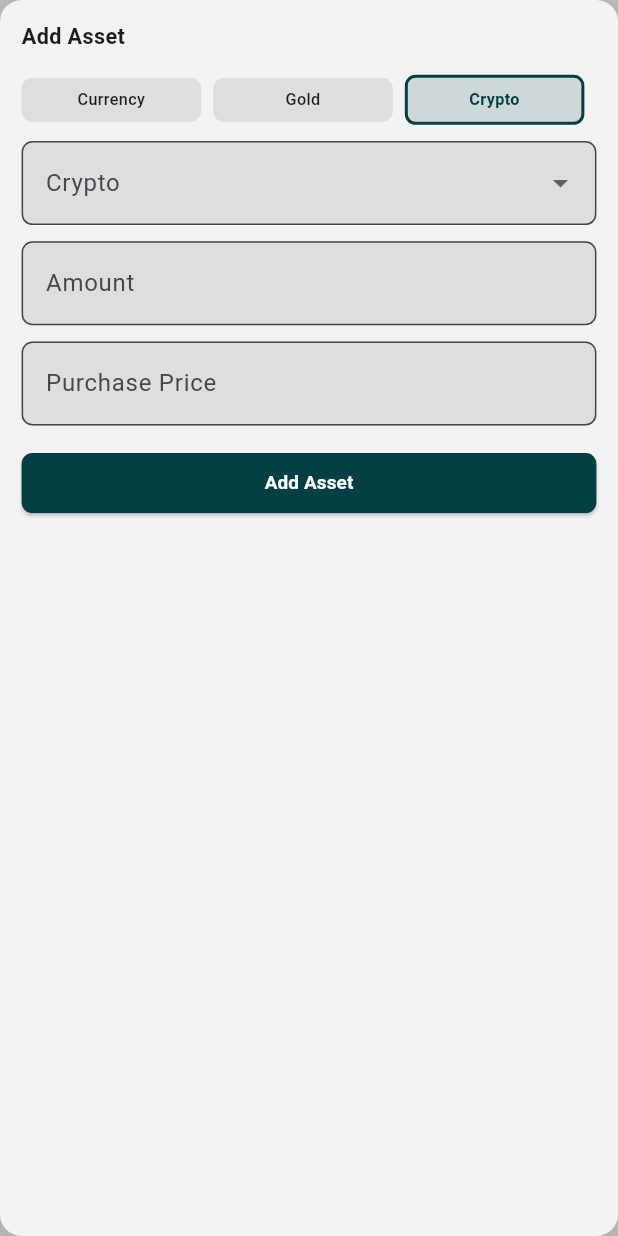
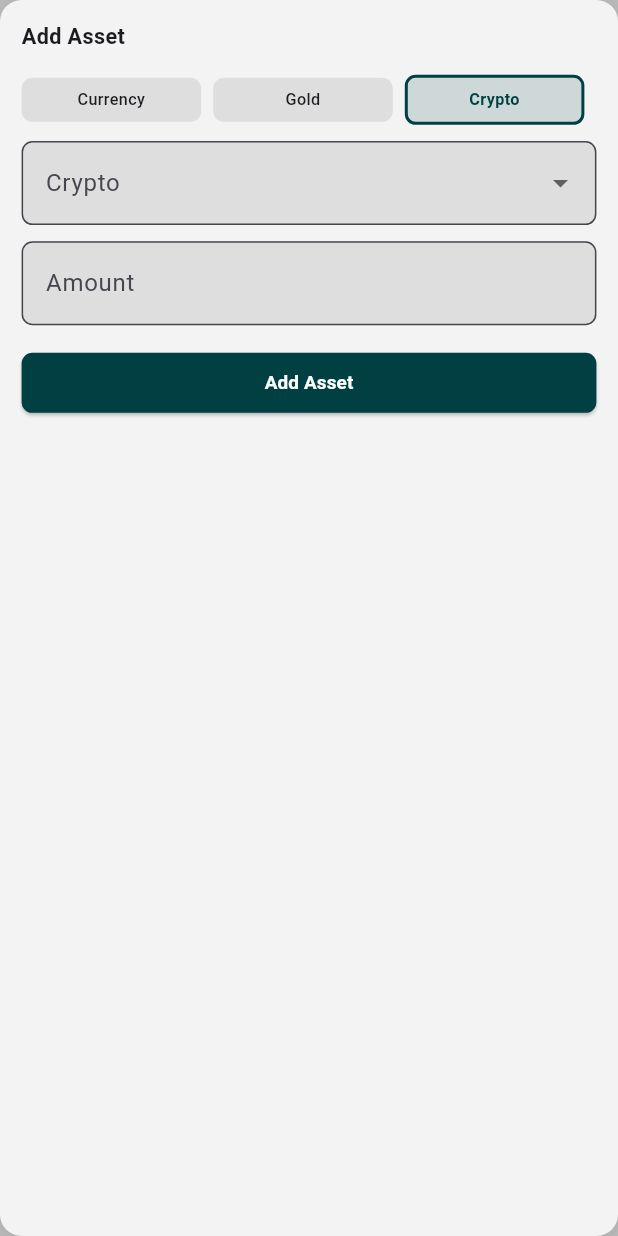
Before and after one commit to YigitAkture/InvesTracker, a Flutter app: the AddAssetBox widget shown alone on an empty page, opened directly with empty values, after a tap on "Gold", after a tap on "Crypto", on a phone screen of 412 x 824 dp. Run offline on Flutter 3.47's test engine with Material 3 defaults, Android fonts, the phone set to English and light mode, and no system bars; our stand-ins replace flutter_screenutil, shared_preferences; accounts and stored records are empty; network calls fail.

Commit message:
fix dropdowns of add asset

```diff
--- a/inves_tracker/lib/core/services/asset_service.dart
+++ b/inves_tracker/lib/core/services/asset_service.dart
@@ -27,7 +27,6 @@ class AssetService {
     required String assetType,
     required String assetCode,
     required double amount,
-    required double purchasePrice,
   }) async {
     try {
       final response = await http.post(
@@ -37,7 +36,6 @@ class AssetService {
           'assetType': assetType,
           'assetCode': assetCode,
           'amount': amount,
-          'purchasePrice': purchasePrice,
         }),
       ).timeout(const Duration(seconds: 30));
 
--- /dev/null
+++ b/inves_tracker/lib/views/wallet/utils/crypto_dropdown.dart
@@ -0,0 +1,49 @@
+import 'package:flutter/material.dart';
+import 'package:flutter_screenutil/flutter_screenutil.dart';
+import 'package:inves_tracker/core/constants/app_colors.dart';
+
+class CryptoDropdown extends StatelessWidget {
+  final String code;
+
+  const CryptoDropdown({
+    super.key,
+    required this.code,
+  });
+
+  @override
+  Widget build(BuildContext context) {
+    return Row(
+      children: [
+        ClipRRect(
+          borderRadius: BorderRadius.circular(10.r),
+          child: Image.asset(
+            'assets/img/cryptos/${code.toLowerCase()}.png',
+            height: 20.h,
+            width: 20.w,
+            fit: BoxFit.cover,
+            errorBuilder: (context, error, stackTrace) {
+              return Container(
+                height: 20.h,
+                width: 20.w,
+                decoration: BoxDecoration(
+                  color: AppColors.primary(context).withValues(alpha: 0.15),
+                  borderRadius: BorderRadius.circular(10.r),
+                ),
+                child: Icon(
+                  Icons.currency_bitcoin,
+                  size: 14.sp,
+                  color: AppColors.primary(context),
+                ),
+              );
+            },
+          ),
+        ),
+        SizedBox(width: 8.w),
+        Text(
+          code,
+          overflow: TextOverflow.ellipsis,
+        ),
+      ],
+    );
+  }
+}
--- /dev/null
+++ b/inves_tracker/lib/views/wallet/utils/currency_dropdown.dart
@@ -0,0 +1,46 @@
+import 'package:flutter/material.dart';
+import 'package:flutter_screenutil/flutter_screenutil.dart';
+import 'package:inves_tracker/core/constants/app_colors.dart';
+
+class CurrencyDropdown extends StatelessWidget {
+  final String code;
+
+  const CurrencyDropdown({
+    super.key,
+    required this.code,
+  });
+
+  @override
+  Widget build(BuildContext context) {
+    return Row(
+      children: [
+        ClipRRect(
+          borderRadius: BorderRadius.circular(4.r),
+          child: Image.asset(
+            'assets/img/flags/${code.toLowerCase()}.png',
+            height: 20.h,
+            width: 20.w,
+            fit: BoxFit.cover,
+            errorBuilder: (context, error, stackTrace) {
+              return Container(
+                height: 20.h,
+                width: 28.w,
+                decoration: BoxDecoration(
+                  color: AppColors.primary(context).withValues(alpha: 0.1),
+                  borderRadius: BorderRadius.circular(4.r),
+                ),
+                child: Icon(
+                  Icons.currency_exchange,
+                  size: 14.sp,
+                  color: AppColors.primary(context),
+                ),
+              );
+            },
+          ),
+        ),
+        SizedBox(width: 8.w),
+        Text(code),
+      ],
+    );
+  }
+}
--- /dev/null
+++ b/inves_tracker/lib/views/wallet/utils/gold_dropdown.dart
@@ -0,0 +1,70 @@
+import 'package:flutter/material.dart';
+import 'package:flutter_screenutil/flutter_screenutil.dart';
+import 'package:inves_tracker/core/constants/app_colors.dart';
+import 'package:inves_tracker/l10n/app_localizations.dart';
+
+class GoldDropdown extends StatelessWidget {
+  final String code;
+  const GoldDropdown({super.key, required this.code});
+
+  @override
+  Widget build(BuildContext context) {
+    return Row(
+      children: [
+        Container(
+          height: 20.h,
+          width: 20.w,
+          decoration: BoxDecoration(
+            color: AppColors.warning.withValues(alpha: 0.2),
+            borderRadius: BorderRadius.circular(4.r),
+          ),
+          child: Icon(
+            Icons.monetization_on,
+            size: 14.sp,
+            color: AppColors.warning,
+          ),
+        ),
+        SizedBox(width: 8.w),
+        Text(
+          _getGoldNameLocalized(code, AppLocalizations.of(context)!),
+          overflow: TextOverflow.ellipsis,
+        ),
+      ],
+    );
+  }
+
+  static String _getGoldNameLocalized(String code, AppLocalizations l10n) {
+    switch (code) {
+      case 'HAS':
+        return l10n.goldHAS;
+      case 'GRA':
+        return l10n.goldGRA;
+      case 'CEYREKALTIN':
+        return l10n.goldCEYREKALTIN;
+      case 'YARIMALTIN':
+        return l10n.goldYARIMALTIN;
+      case 'TAMALTIN':
+        return l10n.goldTAMALTIN;
+      case 'ATAALTIN':
+        return l10n.goldATAALTIN;
+      case 'RESATALTIN':
+        return l10n.goldRESATALTIN;
+      case 'CUMHURIYETALTINI':
+        return l10n.goldCUMHURIYETALTINI;
+      case 'GREMSEALTIN':
+        return l10n.goldGREMSEALTIN;
+      case '14AYARALTIN':
+        return l10n.gold14AYARALTIN;
+      case '18AYARALTIN':
+        return l10n.gold18AYARALTIN;
+      case 'YIA':
+        return l10n.goldYIA;
+      case 'IKIBUCUKALTIN':
+        return l10n.goldIKIBUCUKALTIN;
+      case 'BESLIALTIN':
+        return l10n.goldBESLIALTIN;
+      default:
+        return code;
+    }
+  }
+}
--- a/inves_tracker/lib/views/wallet/widgets/add_asset_box.dart
+++ b/inves_tracker/lib/views/wallet/widgets/add_asset_box.dart
@@ -4,6 +4,9 @@ import 'package:flutter_screenutil/flutter_screenutil.dart';
 import 'package:inves_tracker/core/constants/app_colors.dart';
 import 'package:inves_tracker/core/services/asset_service.dart';
 import 'package:inves_tracker/l10n/app_localizations.dart';
+import 'package:inves_tracker/views/wallet/utils/crypto_dropdown.dart';
+import 'package:inves_tracker/views/wallet/utils/currency_dropdown.dart';
+import 'package:inves_tracker/views/wallet/utils/gold_dropdown.dart';
 
 enum ExchangeType { currency, gold, crypto }
 
@@ -90,18 +93,10 @@ class _AddAssetBoxState extends State<AddAssetBox> {
     }
 
     final amount = double.tryParse(_amountController.text);
-    final purchasePrice = double.tryParse(_purchasePriceController.text);
 
     if (amount == null || amount <= 0) {
       ScaffoldMessenger.of(context).showSnackBar(
         SnackBar(content: Text(l10n.enterValidAmount)),
-      );
-      return;
-    }
-
-    if (purchasePrice == null || purchasePrice <= 0) {
-      ScaffoldMessenger.of(context).showSnackBar(
-        const SnackBar(content: Text('Please enter a valid purchase price')),
       );
       return;
     }
@@ -114,7 +109,6 @@ class _AddAssetBoxState extends State<AddAssetBox> {
         assetType: _getTypeApiName(_selectedType),
         assetCode: _selectedCode!,
         amount: amount,
-        purchasePrice: purchasePrice,
       );
 
       if (mounted) {
@@ -220,7 +214,14 @@ class _AddAssetBoxState extends State<AddAssetBox> {
               fillColor: AppColors.background2(context),
             ),
             items: _codesByType[_selectedType]!.map((code) {
-              return DropdownMenuItem(value: code, child: Text(code));
+              return DropdownMenuItem<String>(
+                value: code,
+                child: _selectedType == ExchangeType.currency
+                  ? CurrencyDropdown(code: code)
+                  : _selectedType == ExchangeType.gold
+                    ? GoldDropdown(code: code)
+                    : CryptoDropdown(code: code)
+              );
             }).toList(),
             onChanged: (value) => setState(() => _selectedCode = value),
           ),
@@ -236,25 +237,6 @@ class _AddAssetBoxState extends State<AddAssetBox> {
             ],
             decoration: InputDecoration(
               labelText: l10n.amount,
-              border: OutlineInputBorder(
-                borderRadius: BorderRadius.circular(8.r),
-              ),
-              filled: true,
-              fillColor: AppColors.background2(context),
-            ),
-          ),
-
-          SizedBox(height: 12.h),
-
-          // Purchase Price Input
-          TextField(
-            controller: _purchasePriceController,
-            keyboardType: const TextInputType.numberWithOptions(decimal: true),
-            inputFormatters: [
-              FilteringTextInputFormatter.allow(RegExp(r'^\d*\.?\d*')),
-            ],
-            decoration: InputDecoration(
-              labelText: 'Purchase Price',
               border: OutlineInputBorder(
                 borderRadius: BorderRadius.circular(8.r),
               ),
```
Also changed, not shown: inves_tracker/lib/views/wallet/utils/exchange_type_selector.dart (deleted).
